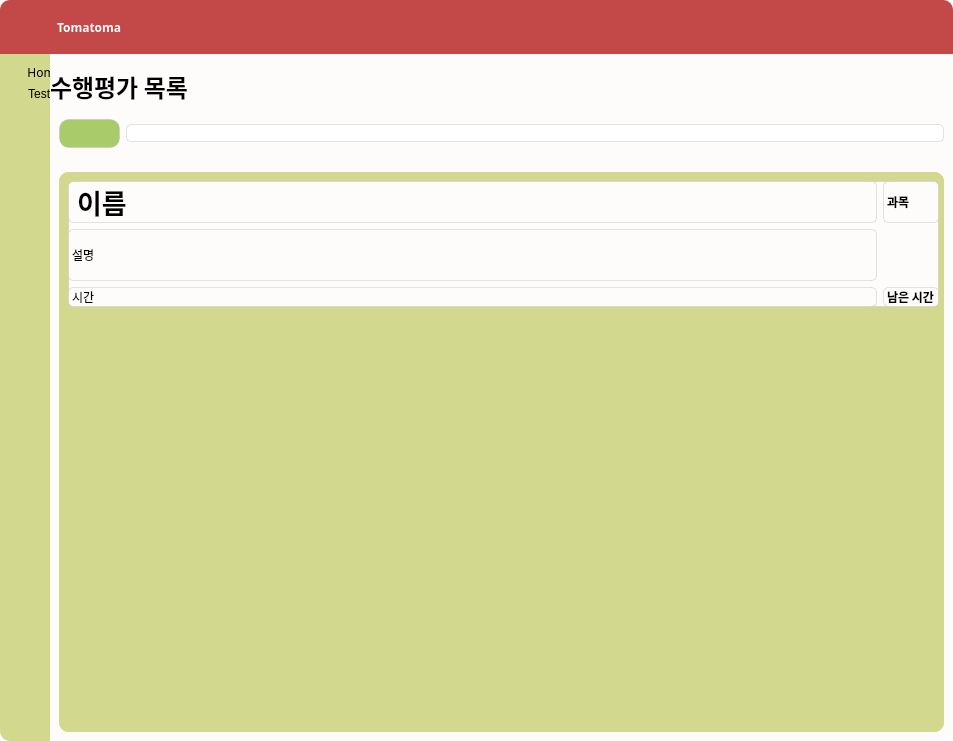
The window that resources/ui/main.ui (Oozls/Tomatoma) describes before a commit, drawn with Qt 5.
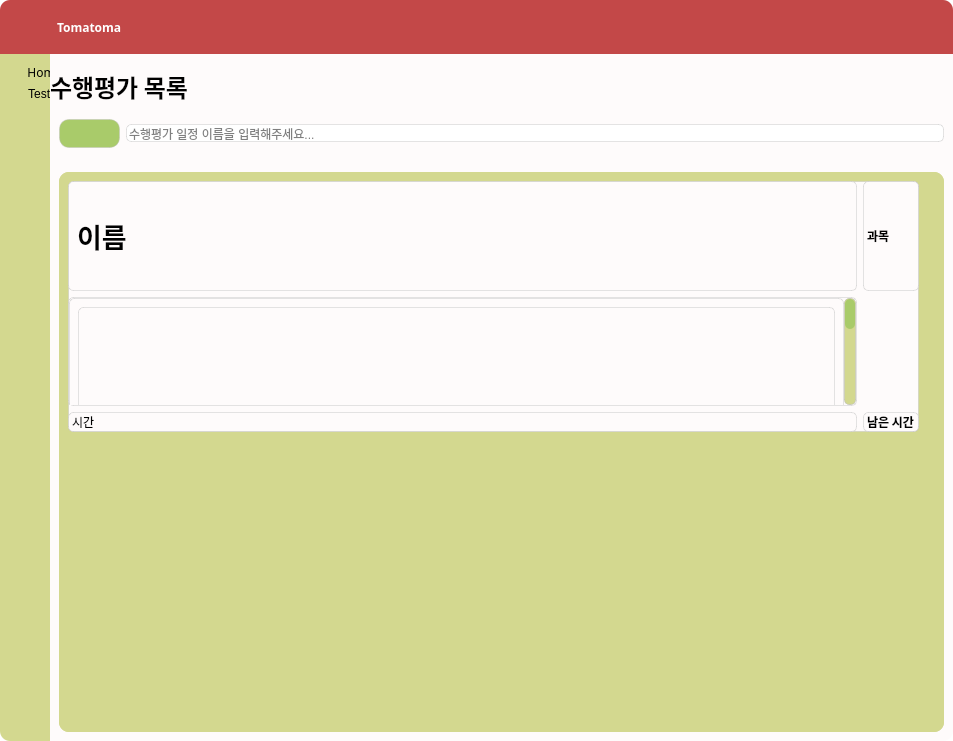
The same window after the commit. The open tabs and pages were chosen to show the change. Icons and pictures are not drawn.

Commit message: Added Alarm, ScrollBar

Diff of the .ui file:
```diff
--- a/resources/ui/main.ui
+++ b/resources/ui/main.ui
@@ -52,6 +52,10 @@
 QWidget#mainSidebar {
 	border-bottom-left-radius: 10px;
 	background-color: #d3d88f;
+}
+
+QScrollBar {
+	background: transparent;
 }</string>
   </property>
   <widget class="QWidget" name="centralwidget">
@@ -319,7 +323,7 @@
 }</string>
          </property>
          <property name="currentIndex">
-          <number>1</number>
+          <number>2</number>
          </property>
          <widget class="QWidget" name="homePage">
           <property name="styleSheet">
@@ -387,6 +391,26 @@
              </property>
             </spacer>
            </item>
+           <item>
+            <widget class="QLabel" name="label_12">
+             <property name="text">
+              <string>&lt;html&gt;&lt;head/&gt;&lt;body&gt;&lt;p&gt;옆의 문서 버튼을 통해 등록해둔 수행평가 목록을 볼 수 있습니다.&lt;/p&gt;&lt;p&gt;이미 지난 수행평가는 회색으로, 끝나지 않은 수행평가는 남은 시간과 함께 흰색으로 나타납니다.&lt;/p&gt;&lt;p&gt;수행평가 목록 화면에서는 검색이 가능하며, 검색창 옆 버튼을 통해 수행평가 일정을 추가할 수 있습니다.&lt;/p&gt;&lt;p&gt;일주일이 지난 수행평가는 자동으로 삭제됩니다. (데이터로는 남습니다)&lt;/p&gt;&lt;/body&gt;&lt;/html&gt;</string>
+             </property>
+            </widget>
+           </item>
+           <item>
+            <spacer name="verticalSpacer_4">
+             <property name="orientation">
+              <enum>Qt::Vertical</enum>
+             </property>
+             <property name="sizeHint" stdset="0">
+              <size>
+               <width>20</width>
+               <height>40</height>
+              </size>
+             </property>
+            </spacer>
+           </item>
           </layout>
          </widget>
          <widget class="QWidget" name="testsPage">
@@ -506,7 +530,11 @@
                </widget>
               </item>
               <item>
-               <widget class="QLineEdit" name="testsSearchInput"/>
+               <widget class="QLineEdit" name="testsSearchInput">
+                <property name="placeholderText">
+                 <string>수행평가 일정 이름을 입력해주세요...</string>
+                </property>
+               </widget>
               </item>
              </layout>
             </widget>
@@ -517,6 +545,34 @@
               <string notr="true">QWidget#testsScrollAreaContainer, QScrollArea {
 	background-color: #d3d88f;
 	border-radius: 10px;
+}
+
+QScrollBar:vertical {
+	width: 12px;
+	background: transparent;
+}
+
+QScrollBar:horizontal {
+	width: 12px;
+	background: transparent;
+}
+
+QScrollBar::handle:vertical {
+	border: none;
+	border-radius: 5px;
+	background-color: #a9cb6a;
+	min-height: 30px;
+}
+
+QScrollBar::handle:horizontal {
+	border: none;
+	border-radius: 5px;
+	background-color: #a9cb6a;
+	min-height: 30px;
+}
+
+QScrollBar::add-line, QScrollBar::sub-line {
+	background: transparent;
 }</string>
              </property>
              <layout class="QVBoxLayout" name="verticalLayout_6">
@@ -537,13 +593,16 @@
                    <height>542</height>
                   </rect>
                  </property>
+                 <property name="styleSheet">
+                  <string notr="true"/>
+                 </property>
                  <widget class="QWidget" name="testsSearchSample" native="true">
                   <property name="geometry">
                    <rect>
                     <x>9</x>
                     <y>9</y>
-                    <width>871</width>
-                    <height>126</height>
+                    <width>851</width>
+                    <height>251</height>
                    </rect>
                   </property>
                   <property name="sizePolicy">
@@ -560,10 +619,118 @@
 }</string>
                   </property>
                   <layout class="QGridLayout" name="gridLayout">
+                   <item row="1" column="0">
+                    <widget class="QScrollArea" name="scrollArea">
+                     <property name="styleSheet">
+                      <string notr="true">QScrollBar:vertical {
+	width: 12px;
+	background: #d3d88f;
+}
+
+QScrollBar:horizontal {
+	width: 12px;
+	background: #d3d88f;
+}
+
+QScrollBar::handle:vertical {
+	border: none;
+	border-radius: 5px;
+	background-color: #a9cb6a;
+	min-height: 30px;
+}
+
+QScrollBar::handle:horizontal {
+	border: none;
+	border-radius: 5px;
+	background-color: #a9cb6a;
+	min-height: 30px;
+}
+
+QScrollBar::add-line, QScrollBar::sub-line {
+	background: transparent;
+}</string>
+                     </property>
+                     <property name="verticalScrollBarPolicy">
+                      <enum>Qt::ScrollBarAlwaysOn</enum>
+                     </property>
+                     <property name="widgetResizable">
+                      <bool>true</bool>
+                     </property>
+                     <widget class="QWidget" name="scrollAreaWidgetContents">
+                      <property name="geometry">
+                       <rect>
+                        <x>0</x>
+                        <y>-488</y>
+                        <width>744</width>
+                        <height>1000</height>
+                       </rect>
+                      </property>
+                      <property name="sizePolicy">
+                       <sizepolicy hsizetype="Preferred" vsizetype="Minimum">
+                        <horstretch>0</horstretch>
+                        <verstretch>0</verstretch>
+                       </sizepolicy>
+                      </property>
+                      <property name="minimumSize">
+                       <size>
+                        <width>0</width>
+                        <height>1000</height>
+                       </size>
+                      </property>
+                      <property name="styleSheet">
+                       <string notr="true"/>
+                      </property>
+                      <layout class="QVBoxLayout" name="verticalLayout_8">
+                       <item>
+                        <widget class="QLabel" name="label_16">
+                         <property name="text">
+                          <string>TextLabel</string>
+                         </property>
+                        </widget>
+                       </item>
+                       <item>
+                        <widget class="QLabel" name="label_13">
+                         <property name="text">
+                          <string>TextLabel</string>
+                         </property>
+                        </widget>
+                       </item>
+                       <item>
+                        <widget class="QLabel" name="label_14">
+                         <property name="text">
+                          <string>TextLabel</string>
+                         </property>
+                        </widget>
+                       </item>
+                       <item>
+                        <widget class="QLabel" name="label_15">
+                         <property name="text">
+                          <string>TextLabel</string>
+                         </property>
+                        </widget>
+                       </item>
+                      </layout>
+                     </widget>
+                    </widget>
+                   </item>
+                   <item row="2" column="1">
+                    <widget class="QLabel" name="label_11">
+                     <property name="font">
+                      <font>
+                       <family>Noto Sans KR</family>
+                       <weight>75</weight>
+                       <bold>true</bold>
+                      </font>
+                     </property>
+                     <property name="text">
+                      <string>남은 시간</string>
+                     </property>
+                    </widget>
+                   </item>
                    <item row="0" column="0">
                     <widget class="QLabel" name="testsSearchName">
                      <property name="sizePolicy">
-                      <sizepolicy hsizetype="Preferred" vsizetype="Maximum">
+                      <sizepolicy hsizetype="Preferred" vsizetype="Expanding">
                        <horstretch>0</horstretch>
                        <verstretch>0</verstretch>
                       </sizepolicy>
@@ -581,6 +748,19 @@
                      </property>
                     </widget>
                    </item>
+                   <item row="2" column="0">
+                    <widget class="QLabel" name="testsSearchDateTime">
+                     <property name="sizePolicy">
+                      <sizepolicy hsizetype="Preferred" vsizetype="Maximum">
+                       <horstretch>0</horstretch>
+                       <verstretch>0</verstretch>
+                      </sizepolicy>
+                     </property>
+                     <property name="text">
+                      <string>시간</string>
+                     </property>
+                    </widget>
+                   </item>
                    <item row="0" column="1">
                     <widget class="QLabel" name="testsSearchSubject">
                      <property name="sizePolicy">
@@ -601,52 +781,6 @@
                      </property>
                     </widget>
                    </item>
-                   <item row="2" column="0">
-                    <widget class="QLabel" name="testsSearchDateTime">
-                     <property name="sizePolicy">
-                      <sizepolicy hsizetype="Preferred" vsizetype="Maximum">
-                       <horstretch>0</horstretch>
-                       <verstretch>0</verstretch>
-                      </sizepolicy>
-                     </property>
-                     <property name="text">
-                      <string>시간</string>
-                     </property>
-                    </widget>
-                   </item>
-                   <item row="1" column="0">
-                    <widget class="QLabel" name="testsSearchDesc">
-                     <property name="sizePolicy">
-                      <sizepolicy hsizetype="Expanding" vsizetype="Preferred">
-                       <horstretch>0</horstretch>
-                       <verstretch>0</verstretch>
-                      </sizepolicy>
-                     </property>
-                     <property name="maximumSize">
-                      <size>
-                       <width>16777215</width>
-                       <height>100</height>
-                      </size>
-                     </property>
-                     <property name="text">
-                      <string>설명</string>
-                     </property>
-                    </widget>
-                   </item>
-                   <item row="2" column="1">
-                    <widget class="QLabel" name="label_11">
-                     <property name="font">
-                      <font>
-                       <family>Noto Sans KR</family>
-                       <weight>75</weight>
-                       <bold>true</bold>
-                      </font>
-                     </property>
-                     <property name="text">
-                      <string>남은 시간</string>
-                     </property>
-                    </widget>
-                   </item>
                   </layout>
                  </widget>
                 </widget>
@@ -737,7 +871,37 @@
                </widget>
               </item>
               <item row="1" column="1">
-               <widget class="QTextEdit" name="testsAddDescInput"/>
+               <widget class="QTextEdit" name="testsAddDescInput">
+                <property name="styleSheet">
+                 <string notr="true">QScrollBar:vertical {
+	width: 12px;
+	background: #d3d88f;
+}
+
+QScrollBar:horizontal {
+	width: 12px;
+	background: #d3d88f;
+}
+
+QScrollBar::handle:vertical {
+	border: none;
+	border-radius: 5px;
+	background-color: #a9cb6a;
+	min-height: 30px;
+}
+
+QScrollBar::handle:horizontal {
+	border: none;
+	border-radius: 5px;
+	background-color: #a9cb6a;
+	min-height: 30px;
+}
+
+QScrollBar::add-line, QScrollBar::sub-line {
+	background: transparent;
+}</string>
+                </property>
+               </widget>
               </item>
               <item row="2" column="0">
                <widget class="QLabel" name="label_10">
@@ -761,7 +925,7 @@
                  </size>
                 </property>
                 <property name="editable">
-                 <bool>false</bool>
+                 <bool>true</bool>
                 </property>
                </widget>
               </item>
```
The commit also changes 5 other files.
